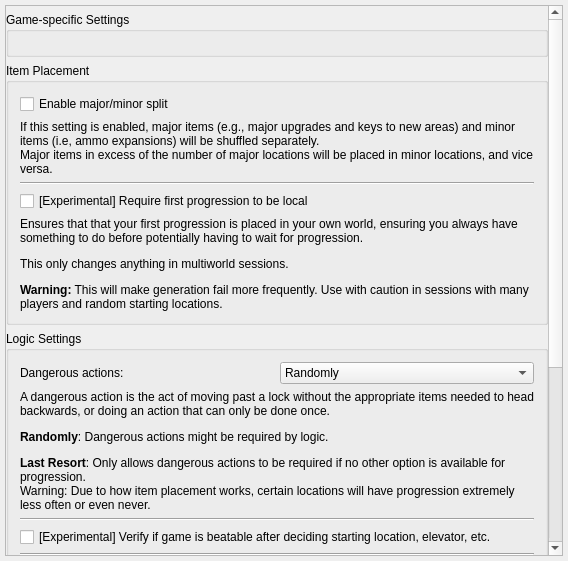
The window that randovania/gui/ui_files/preset_generation.ui (randovania/randovania) describes before a commit, drawn with Qt 5.
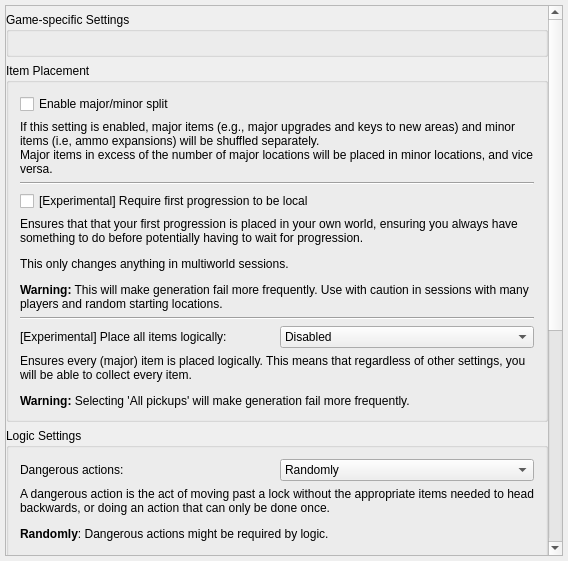
The same window after the commit.

Commit message: Add option to require all majors/items

Patch:
```diff
--- a/randovania/gui/ui_files/preset_generation.ui
+++ b/randovania/gui/ui_files/preset_generation.ui
@@ -43,8 +43,8 @@
         <rect>
          <x>0</x>
          <y>0</y>
-         <width>546</width>
-         <height>647</height>
+         <width>539</width>
+         <height>944</height>
         </rect>
        </property>
        <layout class="QVBoxLayout" name="verticalLayout_3">
@@ -119,6 +119,53 @@
              </property>
             </widget>
            </item>
+           <item>
+            <widget class="Line" name="line_2_2">
+             <property name="orientation">
+              <enum>Qt::Orientation::Horizontal</enum>
+             </property>
+            </widget>
+           </item>
+           <item>
+            <layout class="QHBoxLayout" name="all_obtainable_layout">
+             <item>
+              <widget class="QLabel" name="all_obtainable_label">
+               <property name="text">
+                <string>[Experimental] Place all items logically:</string>
+               </property>
+              </widget>
+             </item>
+             <item>
+              <widget class="QComboBox" name="all_obtainable_combo">
+               <item>
+                <property name="text">
+                 <string>Disabled</string>
+                </property>
+               </item>
+               <item>
+                <property name="text">
+                 <string>Majors only</string>
+                </property>
+               </item>
+               <item>
+                <property name="text">
+                 <string>All pickups</string>
+                </property>
+               </item>
+              </widget>
+             </item>
+            </layout>
+           </item>
+           <item>
+            <widget class="QLabel" name="all_obtainable_description">
+             <property name="text">
+              <string>&lt;html&gt;&lt;head/&gt;&lt;body&gt;&lt;p&gt;Ensures every (major) item is placed logically. This means that regardless of other settings, you will be able to collect every item.&lt;/p&gt;&lt;p&gt;&lt;span style=&quot; font-weight:700;&quot;&gt;Warning:&lt;/span&gt; Selecting 'All pickups' will make generation fail more frequently.&lt;/p&gt;&lt;/body&gt;&lt;/html&gt;</string>
+             </property>
+             <property name="wordWrap">
+              <bool>true</bool>
+             </property>
+            </widget>
+           </item>
           </layout>
          </widget>
         </item>
```
The commit also changes 5 other files.
